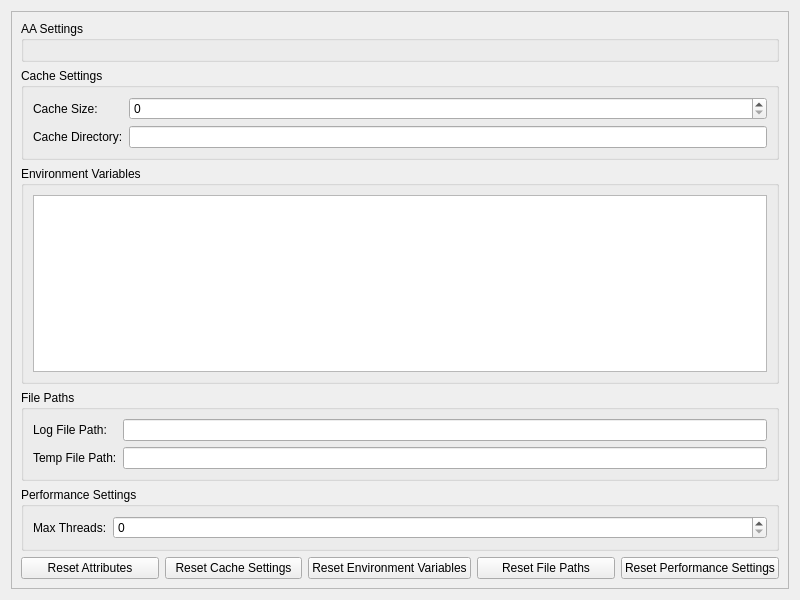
NickHugi/PyKotor, file Tools/HolocronToolset/src/ui/widgets/settings/application.ui: the form before one commit.
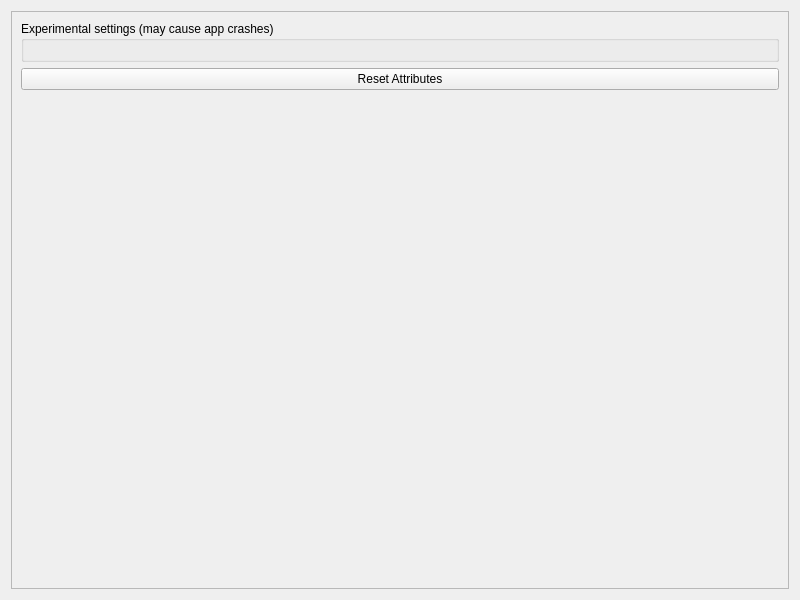
The form after the commit.

Commit message: remove application widget settings i cbf adding

```diff
--- a/Tools/HolocronToolset/src/ui/widgets/settings/application.ui
+++ b/Tools/HolocronToolset/src/ui/widgets/settings/application.ui
@@ -32,136 +32,44 @@
        <item>
         <widget class="QGroupBox" name="groupBoxAASettings">
          <property name="title">
-          <string>AA Settings</string>
+          <string>Experimental settings (may cause app crashes)</string>
          </property>
          <layout class="QVBoxLayout" name="verticalLayout_3"/>
         </widget>
        </item>
        <item>
-        <widget class="QGroupBox" name="groupBoxCacheSettings">
-         <property name="title">
-          <string>Cache Settings</string>
-         </property>
-         <layout class="QFormLayout" name="formLayoutCacheSettings">
-          <item row="0" column="0">
-           <widget class="QLabel" name="labelCacheSize">
-            <property name="text">
-             <string>Cache Size:</string>
-            </property>
-           </widget>
-          </item>
-          <item row="0" column="1">
-           <widget class="QSpinBox" name="cacheSizeSpinBox"/>
-          </item>
-          <item row="1" column="0">
-           <widget class="QLabel" name="labelCacheDirectory">
-            <property name="text">
-             <string>Cache Directory:</string>
-            </property>
-           </widget>
-          </item>
-          <item row="1" column="1">
-           <widget class="QLineEdit" name="cacheDirectoryLineEdit"/>
-          </item>
-         </layout>
-        </widget>
-       </item>
-       <item>
-        <widget class="QGroupBox" name="groupBoxEnvironmentVariables">
-         <property name="title">
-          <string>Environment Variables</string>
-         </property>
-         <layout class="QVBoxLayout" name="verticalLayoutEnvironmentVariables">
-          <item>
-           <widget class="QListWidget" name="environmentVariablesListWidget"/>
-          </item>
-         </layout>
-        </widget>
-       </item>
-       <item>
-        <widget class="QGroupBox" name="groupBoxFilePaths">
-         <property name="title">
-          <string>File Paths</string>
-         </property>
-         <layout class="QFormLayout" name="formLayoutFilePaths">
-          <item row="0" column="0">
-           <widget class="QLabel" name="labelLogFilePath">
-            <property name="text">
-             <string>Log File Path:</string>
-            </property>
-           </widget>
-          </item>
-          <item row="0" column="1">
-           <widget class="QLineEdit" name="logFilePathLineEdit"/>
-          </item>
-          <item row="1" column="0">
-           <widget class="QLabel" name="labelTempFilePath">
-            <property name="text">
-             <string>Temp File Path:</string>
-            </property>
-           </widget>
-          </item>
-          <item row="1" column="1">
-           <widget class="QLineEdit" name="tempFilePathLineEdit"/>
-          </item>
-         </layout>
-        </widget>
-       </item>
-       <item>
-        <widget class="QGroupBox" name="groupBoxPerformanceSettings">
-         <property name="title">
-          <string>Performance Settings</string>
-         </property>
-         <layout class="QFormLayout" name="formLayoutPerformanceSettings">
-          <item row="0" column="0">
-           <widget class="QLabel" name="labelMaxThreads">
-            <property name="text">
-             <string>Max Threads:</string>
-            </property>
-           </widget>
-          </item>
-          <item row="0" column="1">
-           <widget class="QSpinBox" name="maxThreadsSpinBox"/>
-          </item>
-         </layout>
-        </widget>
-       </item>
-       <item>
-        <layout class="QHBoxLayout" name="horizontalLayoutButtons">
+        <layout class="QVBoxLayout" name="verticalLayout_4">
          <item>
           <widget class="QPushButton" name="resetAttributesButton">
+           <property name="sizePolicy">
+            <sizepolicy hsizetype="Preferred" vsizetype="Minimum">
+             <horstretch>10</horstretch>
+             <verstretch>0</verstretch>
+            </sizepolicy>
+           </property>
+           <property name="maximumSize">
+            <size>
+             <width>16777215</width>
+             <height>50</height>
+            </size>
+           </property>
            <property name="text">
             <string>Reset Attributes</string>
            </property>
           </widget>
          </item>
          <item>
-          <widget class="QPushButton" name="resetCacheSettingsButton">
-           <property name="text">
-            <string>Reset Cache Settings</string>
+          <spacer name="verticalSpacer">
+           <property name="orientation">
+            <enum>Qt::Vertical</enum>
            </property>
-          </widget>
-         </item>
-         <item>
-          <widget class="QPushButton" name="resetEnvironmentVariablesButton">
-           <property name="text">
-            <string>Reset Environment Variables</string>
+           <property name="sizeHint" stdset="0">
+            <size>
+             <width>20</width>
+             <height>40</height>
+            </size>
            </property>
-          </widget>
-         </item>
-         <item>
-          <widget class="QPushButton" name="resetFilePathsButton">
-           <property name="text">
-            <string>Reset File Paths</string>
-           </property>
-          </widget>
-         </item>
-         <item>
-          <widget class="QPushButton" name="resetPerformanceSettingsButton">
-           <property name="text">
-            <string>Reset Performance Settings</string>
-           </property>
-          </widget>
+          </spacer>
          </item>
         </layout>
        </item>
```
The commit also changes 5 other files.
